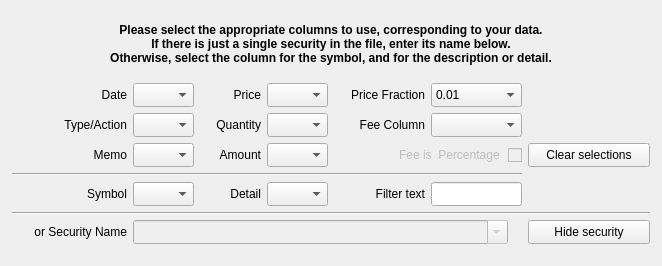
Above: kmymoney/plugins/csvimport/investmentwizardpage.ui from KDE/kmymoney before the change. Below: the same form after it.
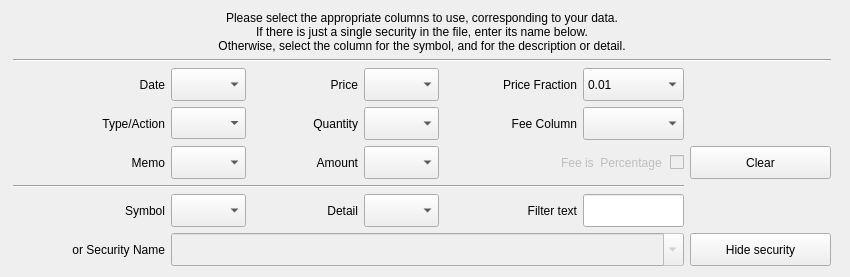
That is the form after the change. Custom widgets are drawn as their Qt base class.

The edit to the form file:
```diff
--- a/kmymoney/plugins/csvimport/investmentwizardpage.ui
+++ b/kmymoney/plugins/csvimport/investmentwizardpage.ui
@@ -6,14 +6,19 @@
    <rect>
     <x>0</x>
     <y>0</y>
-    <width>662</width>
-    <height>266</height>
+    <height>324</height>
    </rect>
   </property>
+  <property name="sizePolicy">
+   <sizepolicy hsizetype="Minimum" vsizetype="Preferred">
+    <horstretch>0</horstretch>
+    <verstretch>0</verstretch>
+   </sizepolicy>
+  </property>
   <property name="minimumSize">
    <size>
-    <width>0</width>
-    <height>190</height>
+    <width>850</width>
+    <height>0</height>
    </size>
   </property>
   <property name="maximumSize">
@@ -25,9 +30,7 @@
   <property name="windowTitle">
    <string>Investment Wizard Page</string>
   </property>
-  <layout class="QGridLayout" name="gridLayout_2">
-   <item row="0" column="0">
-    <layout class="QHBoxLayout" name="horizontalLayout" stretch="1,500,1">
+  <layout class="QHBoxLayout" name="horizontalLayout" stretch="1,500,5">
      <item>
       <spacer name="horizontalSpacer">
        <property name="orientation">
@@ -35,14 +38,14 @@
        </property>
        <property name="sizeHint" stdset="0">
         <size>
-         <width>13</width>
-         <height>243</height>
+       <width>40</width>
+       <height>20</height>
         </size>
        </property>
       </spacer>
      </item>
      <item>
-      <layout class="QVBoxLayout" name="verticalLayout" stretch="10,80">
+    <layout class="QVBoxLayout" name="verticalLayout" stretch="10,3,50">
        <item>
         <widget class="QLabel" name="label">
          <property name="sizePolicy">
@@ -54,17 +57,17 @@
          <property name="maximumSize">
           <size>
            <width>16777215</width>
-           <height>50</height>
+         <height>16777215</height>
           </size>
          </property>
          <property name="font">
           <font>
-           <weight>75</weight>
-           <bold>true</bold>
+         <weight>50</weight>
+         <bold>false</bold>
           </font>
          </property>
          <property name="text">
-          <string>Please select the appropriate columns to use, corresponding to your data. 
+        <string>Please select the appropriate columns to use, corresponding to your data.
 If there is just a single security in the file, enter its name below.
 Otherwise, select the column for the symbol, and for the description or detail.</string>
          </property>
@@ -74,9 +77,142 @@
         </widget>
        </item>
        <item>
-        <layout class="QGridLayout" name="gridLayout" rowstretch="9,9,9,1,9,5,9" columnstretch="23,10,10,10,15,15,20">
-         <item row="4" column="2">
+      <widget class="Line" name="line_3">
+       <property name="orientation">
+        <enum>Qt::Horizontal</enum>
+       </property>
+      </widget>
+     </item>
+     <item>
+      <layout class="QGridLayout" name="gridLayout" rowstretch="10,0,0,0,0,0" columnstretch="15,6,1,8,6,13,10,14">
+       <item row="5" column="0">
+        <widget class="QLabel" name="labelInv_security">
+         <property name="minimumSize">
+          <size>
+           <width>120</width>
+           <height>28</height>
+          </size>
+         </property>
+         <property name="maximumSize">
+          <size>
+           <width>16777215</width>
+           <height>16777215</height>
+          </size>
+         </property>
+         <property name="accessibleName">
+          <string comment="name of security"/>
+         </property>
+         <property name="text">
+          <string>or Security Name</string>
+         </property>
+         <property name="alignment">
+          <set>Qt::AlignRight|Qt::AlignTrailing|Qt::AlignVCenter</set>
+         </property>
+        </widget>
+       </item>
+       <item row="4" column="5">
+        <widget class="QLabel" name="labelInv_FilterText">
+         <property name="minimumSize">
+          <size>
+           <width>80</width>
+           <height>33</height>
+          </size>
+         </property>
+         <property name="text">
+          <string>Filter text</string>
+         </property>
+         <property name="alignment">
+          <set>Qt::AlignRight|Qt::AlignTrailing|Qt::AlignVCenter</set>
+         </property>
+        </widget>
+       </item>
+       <item row="1" column="1">
+        <widget class="KComboBox" name="comboBoxInv_typeCol">
+         <property name="minimumSize">
+          <size>
+           <width>75</width>
+           <height>32</height>
+          </size>
+         </property>
+         <property name="toolTip">
+          <string>Select column containing investment type field.</string>
+         </property>
+         <property name="maxVisibleItems">
+          <number>12</number>
+         </property>
+        </widget>
+       </item>
+       <item row="2" column="1">
+        <widget class="KComboBox" name="comboBoxInv_memoCol">
+         <property name="minimumSize">
+          <size>
+           <width>75</width>
+           <height>33</height>
+          </size>
+         </property>
+         <property name="toolTip">
+          <string>Select column containing memo field.
+More than one column may be entered successively.
+May also be selected to contain a copy of the type or detail column.</string>
+         </property>
+         <property name="maxVisibleItems">
+          <number>12</number>
+         </property>
+        </widget>
+       </item>
+       <item row="4" column="4">
+        <widget class="KComboBox" name="comboBoxInv_detailCol">
+         <property name="minimumSize">
+          <size>
+           <width>75</width>
+           <height>33</height>
+          </size>
+         </property>
+         <property name="toolTip">
+          <string>If a descriptive column contains an activity type, select it here.
+See also Filter text field.</string>
+         </property>
+        </widget>
+       </item>
+       <item row="0" column="2" rowspan="3">
+        <spacer name="verticalSpacer">
+         <property name="orientation">
+          <enum>Qt::Vertical</enum>
+         </property>
+         <property name="sizeHint" stdset="0">
+          <size>
+           <width>20</width>
+           <height>40</height>
+          </size>
+         </property>
+        </spacer>
+       </item>
+       <item row="1" column="6">
+        <widget class="KComboBox" name="comboBoxInv_feeCol">
+         <property name="minimumSize">
+          <size>
+           <width>80</width>
+           <height>33</height>
+          </size>
+         </property>
+         <property name="toolTip">
+          <string>If necessary, select column containing fee.
+Caution. This might already have been
+incorporated into the price.</string>
+         </property>
+         <property name="maxVisibleItems">
+          <number>12</number>
+         </property>
+        </widget>
+       </item>
+       <item row="4" column="3">
           <widget class="QLabel" name="labelInv_detailCol">
+         <property name="minimumSize">
+          <size>
+           <width>0</width>
+           <height>33</height>
+          </size>
+         </property>
            <property name="text">
             <string>Detail</string>
            </property>
@@ -85,90 +221,17 @@
            </property>
           </widget>
          </item>
-         <item row="2" column="2">
-          <widget class="QLabel" name="labelInv_amount">
-           <property name="enabled">
-            <bool>true</bool>
-           </property>
-           <property name="text">
-            <string comment="column for monetary value">Amount</string>
-           </property>
-           <property name="alignment">
-            <set>Qt::AlignRight|Qt::AlignTrailing|Qt::AlignVCenter</set>
-           </property>
-          </widget>
-         </item>
          <item row="1" column="3">
-          <widget class="KComboBox" name="comboBoxInv_quantityCol">
-           <property name="minimumSize">
-            <size>
-             <width>50</width>
-             <height>24</height>
-            </size>
-           </property>
-           <property name="toolTip">
-            <string>Select column containing quantity field.</string>
-           </property>
-           <property name="maxVisibleItems">
-            <number>12</number>
-           </property>
-          </widget>
-         </item>
-         <item row="2" column="3">
-          <widget class="KComboBox" name="comboBoxInv_amountCol">
-           <property name="minimumSize">
-            <size>
-             <width>50</width>
-             <height>24</height>
-            </size>
-           </property>
-           <property name="toolTip">
-            <string>Select column containing amount field.</string>
-           </property>
-           <property name="maxVisibleItems">
-            <number>12</number>
-           </property>
-          </widget>
-         </item>
-         <item row="1" column="5">
-          <widget class="KComboBox" name="comboBoxInv_feeCol">
-           <property name="minimumSize">
-            <size>
-             <width>50</width>
-             <height>24</height>
-            </size>
-           </property>
-           <property name="toolTip">
-            <string>&lt;p align=&quot;center&quot;&gt;If necessary, select column containing fee.  
-Caution. This might already have been 
-incorporated into the price.&lt;/span&gt;&lt;/p&gt;</string>
-           </property>
-           <property name="maxVisibleItems">
-            <number>12</number>
-           </property>
-          </widget>
-         </item>
-         <item row="0" column="1">
-          <widget class="KComboBox" name="comboBoxInv_dateCol">
-           <property name="minimumSize">
-            <size>
-             <width>50</width>
-             <height>24</height>
-            </size>
-           </property>
-           <property name="toolTip">
-            <string>Select column containing date field.</string>
-           </property>
-           <property name="maxVisibleItems">
-            <number>12</number>
-           </property>
-          </widget>
-         </item>
-         <item row="1" column="2">
           <widget class="QLabel" name="labelInv_quantity">
            <property name="enabled">
             <bool>true</bool>
            </property>
+         <property name="minimumSize">
+          <size>
+           <width>0</width>
+           <height>33</height>
+          </size>
+         </property>
            <property name="accessibleName">
             <string comment="column containing quantity field"/>
            </property>
@@ -180,28 +243,12 @@
            </property>
           </widget>
          </item>
-         <item row="1" column="4">
-          <widget class="QLabel" name="labelInv_feeCol">
-           <property name="accessibleName">
-            <string comment="column containing fee field"/>
-           </property>
-           <property name="layoutDirection">
-            <enum>Qt::LeftToRight</enum>
-           </property>
-           <property name="text">
-            <string comment="column containing fee field">Fee Column</string>
-           </property>
-           <property name="alignment">
-            <set>Qt::AlignRight|Qt::AlignTrailing|Qt::AlignVCenter</set>
-           </property>
-          </widget>
-         </item>
-         <item row="2" column="1">
-          <widget class="KComboBox" name="comboBoxInv_memoCol">
+       <item row="2" column="4">
+        <widget class="KComboBox" name="comboBoxInv_amountCol">
            <property name="minimumSize">
             <size>
-             <width>50</width>
-             <height>24</height>
+           <width>75</width>
+           <height>33</height>
             </size>
            </property>
            <property name="toolTip">
@@ -212,12 +259,27 @@
            </property>
           </widget>
          </item>
-         <item row="0" column="5">
+       <item row="4" column="1">
+        <widget class="KComboBox" name="comboBoxInv_symbolCol">
+         <property name="minimumSize">
+          <size>
+           <width>75</width>
+           <height>33</height>
+          </size>
+         </property>
+         <property name="toolTip">
+          <string>If more than one stock is present in the file,
+and if the stock symbols are shown in one of the columns,
+select it here.</string>
+         </property>
+        </widget>
+       </item>
+       <item row="0" column="6">
           <widget class="KComboBox" name="comboBoxInv_priceFraction">
            <property name="minimumSize">
             <size>
-             <width>50</width>
-             <height>24</height>
+           <width>80</width>
+           <height>33</height>
             </size>
            </property>
            <property name="toolTip">
@@ -253,86 +315,28 @@
            </item>
           </widget>
          </item>
-         <item row="0" column="3">
-          <widget class="KComboBox" name="comboBoxInv_priceCol">
-           <property name="minimumSize">
-            <size>
-             <width>50</width>
-             <height>24</height>
-            </size>
-           </property>
+       <item row="0" column="0">
+        <widget class="QLabel" name="labelInv_date">
            <property name="toolTip">
-            <string>Select column containing price field.</string>
-           </property>
-           <property name="maxVisibleItems">
-            <number>12</number>
-           </property>
-          </widget>
-         </item>
-         <item row="5" column="0" colspan="7">
-          <widget class="Line" name="line_2">
-           <property name="minimumSize">
-            <size>
-             <width>620</width>
-             <height>2</height>
-            </size>
-           </property>
-           <property name="orientation">
-            <enum>Qt::Horizontal</enum>
-           </property>
-          </widget>
-         </item>
-         <item row="6" column="6">
-          <widget class="KPushButton" name="buttonInv_hideSecurity">
-           <property name="minimumSize">
-            <size>
-             <width>100</width>
-             <height>24</height>
-            </size>
-           </property>
-           <property name="maximumSize">
-            <size>
-             <width>16777215</width>
-             <height>16777215</height>
-            </size>
-           </property>
-           <property name="toolTip">
-            <string>&lt;p align=&quot;center&quot;&gt;Remove security name from selection list. &lt;br&gt; It does not affect the underlying security itself.</string>
-           </property>
-           <property name="statusTip">
-            <string/>
-           </property>
-           <property name="text">
-            <string>Hide security</string>
-           </property>
-          </widget>
-         </item>
-         <item row="3" column="0" colspan="6">
-          <widget class="Line" name="line">
-           <property name="orientation">
-            <enum>Qt::Horizontal</enum>
-           </property>
-          </widget>
-         </item>
-         <item row="1" column="0">
-          <widget class="QLabel" name="labelInv_type">
+          <string comment="verb, Select column containing date field">Select column containing date field</string>
+         </property>
            <property name="accessibleName">
             <string comment="column containing investment type/action field"/>
            </property>
            <property name="text">
-            <string comment="column containing investment type/action field">Type/Action</string>
+          <string>Date</string>
            </property>
            <property name="alignment">
             <set>Qt::AlignRight|Qt::AlignTrailing|Qt::AlignVCenter</set>
            </property>
           </widget>
          </item>
-         <item row="4" column="5">
+       <item row="4" column="6">
           <widget class="KLineEdit" name="lineEdit_filter">
            <property name="minimumSize">
             <size>
-             <width>50</width>
-             <height>24</height>
+           <width>80</width>
+           <height>33</height>
             </size>
            </property>
            <property name="toolTip">
@@ -343,23 +347,35 @@
            </property>
           </widget>
          </item>
-         <item row="2" column="6">
-          <widget class="KPushButton" name="button_clear">
+       <item row="0" column="3">
+        <widget class="QLabel" name="labelInv_price">
+         <property name="enabled">
+          <bool>true</bool>
+         </property>
            <property name="minimumSize">
             <size>
-             <width>100</width>
-             <height>24</height>
-            </size>
-           </property>
-           <property name="toolTip">
-            <string>Clear selected column entries.</string>
+           <width>50</width>
+           <height>33</height>
+          </size>
+         </property>
+         <property name="maximumSize">
+          <size>
+           <width>16777215</width>
+           <height>16777215</height>
+          </size>
+         </property>
+         <property name="accessibleName">
+          <string comment="column containing price field"/>
            </property>
            <property name="text">
-            <string comment="verb, to clear selected columns">Clear selections</string>
+          <string>Price</string>
+         </property>
+         <property name="alignment">
+          <set>Qt::AlignRight|Qt::AlignTrailing|Qt::AlignVCenter</set>
            </property>
           </widget>
          </item>
-         <item row="6" column="1" colspan="5">
+       <item row="5" column="1" colspan="6">
           <widget class="KComboBox" name="comboBoxInv_securityName">
            <property name="enabled">
             <bool>false</bool>
@@ -367,18 +383,18 @@
            <property name="minimumSize">
             <size>
              <width>0</width>
-             <height>24</height>
+           <height>33</height>
             </size>
            </property>
            <property name="maximumSize">
             <size>
-             <width>375</width>
+           <width>545</width>
              <height>16777215</height>
             </size>
            </property>
            <property name="font">
             <font>
-             <pointsize>9</pointsize>
+           <pointsize>11</pointsize>
             </font>
            </property>
            <property name="toolTip">
@@ -399,182 +415,42 @@
            </property>
           </widget>
          </item>
-         <item row="4" column="1">
-          <widget class="KComboBox" name="comboBoxInv_symbolCol">
-           <property name="minimumSize">
-            <size>
-             <width>50</width>
-             <height>24</height>
-            </size>
-           </property>
-           <property name="toolTip">
-            <string>&lt;p align=&quot;center&quot; &gt;If more than one stock is present in the file, and if the stock symbols&lt;br/&gt; are shown in one of the columns, select it here. &lt;/p&gt;</string>
-           </property>
-          </widget>
-         </item>
-         <item row="0" column="4">
-          <widget class="QLabel" name="labelInv_priceFraction">
-           <property name="minimumSize">
-            <size>
-             <width>85</width>
-             <height>0</height>
-            </size>
-           </property>
-           <property name="maximumSize">
-            <size>
-             <width>100</width>
-             <height>16777215</height>
-            </size>
-           </property>
-           <property name="accessibleName">
-            <string comment="noun, conversion factor to align pricing in the imported file with KMM's internal prices."/>
-           </property>
-           <property name="text">
-            <string comment="noun, conversion fraction/multiplier to use to make compatible the csv pricing with KMM pricing.">Price Fraction</string>
-           </property>
-           <property name="alignment">
-            <set>Qt::AlignRight|Qt::AlignTrailing|Qt::AlignVCenter</set>
-           </property>
-          </widget>
-         </item>
-         <item row="0" column="2">
-          <widget class="QLabel" name="labelInv_price">
+       <item row="2" column="3">
+        <widget class="QLabel" name="labelInv_amount">
            <property name="enabled">
             <bool>true</bool>
            </property>
            <property name="minimumSize">
             <size>
-             <width>50</width>
-             <height>0</height>
-            </size>
-           </property>
-           <property name="maximumSize">
-            <size>
-             <width>100</width>
-             <height>16777215</height>
-            </size>
-           </property>
-           <property name="accessibleName">
-            <string comment="column containing price field"/>
-           </property>
+           <width>0</width>
+           <height>33</height>
+          </size>
+         </property>
            <property name="text">
-            <string>Price</string>
+          <string comment="column for monetary value">Amount</string>
            </property>
            <property name="alignment">
             <set>Qt::AlignRight|Qt::AlignTrailing|Qt::AlignVCenter</set>
            </property>
           </widget>
          </item>
-         <item row="4" column="0">
-          <widget class="QLabel" name="labelInv_symbolCol">
-           <property name="text">
-            <string>Symbol</string>
-           </property>
-           <property name="alignment">
-            <set>Qt::AlignRight|Qt::AlignTrailing|Qt::AlignVCenter</set>
-           </property>
-          </widget>
-         </item>
-         <item row="4" column="3">
-          <widget class="KComboBox" name="comboBoxInv_detailCol">
+       <item row="1" column="4">
+        <widget class="KComboBox" name="comboBoxInv_quantityCol">
            <property name="minimumSize">
             <size>
-             <width>50</width>
-             <height>24</height>
+           <width>75</width>
+           <height>33</height>
             </size>
            </property>
            <property name="toolTip">
-            <string>&lt;p align=&quot;center&quot; &gt;If a descriptive column contains an activity type, select it here.&lt;br /&gt; See also Filter text field.&lt;/p&gt;</string>
-           </property>
-          </widget>
-         </item>
-         <item row="0" column="0">
-          <widget class="QLabel" name="labelInv_date">
-           <property name="toolTip">
-            <string comment="verb, Select column containing date field">Select column containing date field</string>
-           </property>
-           <property name="accessibleName">
-            <string comment="column containing date field"/>
-           </property>
-           <property name="text">
-            <string>Date</string>
-           </property>
-           <property name="alignment">
-            <set>Qt::AlignRight|Qt::AlignTrailing|Qt::AlignVCenter</set>
-           </property>
-          </widget>
-         </item>
-         <item row="4" column="4">
-          <widget class="QLabel" name="labelInv_FilterText">
-           <property name="minimumSize">
-            <size>
-             <width>80</width>
-             <height>0</height>
-            </size>
-           </property>
-           <property name="text">
-            <string>Filter text</string>
-           </property>
-           <property name="alignment">
-            <set>Qt::AlignRight|Qt::AlignTrailing|Qt::AlignVCenter</set>
-           </property>
-          </widget>
-         </item>
-         <item row="6" column="0">
-          <widget class="QLabel" name="labelInv_security">
-           <property name="minimumSize">
-            <size>
-             <width>100</width>
-             <height>20</height>
-            </size>
-           </property>
-           <property name="maximumSize">
-            <size>
-             <width>115</width>
-             <height>20</height>
-            </size>
-           </property>
-           <property name="accessibleName">
-            <string comment="name of security"/>
-           </property>
-           <property name="text">
-            <string>or Security Name</string>
-           </property>
-           <property name="alignment">
-            <set>Qt::AlignRight|Qt::AlignTrailing|Qt::AlignVCenter</set>
-           </property>
-          </widget>
-         </item>
-         <item row="2" column="0">
-          <widget class="QLabel" name="labelInv_memo">
-           <property name="accessibleName">
-            <string comment="column containing memo field"/>
-           </property>
-           <property name="text">
-            <string>Memo</string>
-           </property>
-           <property name="alignment">
-            <set>Qt::AlignRight|Qt::AlignTrailing|Qt::AlignVCenter</set>
-           </property>
-          </widget>
-         </item>
-         <item row="1" column="1">
-          <widget class="KComboBox" name="comboBoxInv_typeCol">
-           <property name="minimumSize">
-            <size>
-             <width>50</width>
-             <height>24</height>
-            </size>
-           </property>
-           <property name="toolTip">
-            <string>Select column containing investment type field.</string>
+          <string>Select column containing quantity field.</string>
            </property>
            <property name="maxVisibleItems">
             <number>12</number>
            </property>
           </widget>
          </item>
-         <item row="2" column="4" colspan="2">
+       <item row="2" column="5" colspan="2">
           <widget class="QCheckBox" name="checkBoxInv_feeType">
            <property name="enabled">
             <bool>false</bool>
@@ -582,7 +458,7 @@
            <property name="minimumSize">
             <size>
              <width>0</width>
-             <height>0</height>
+           <height>33</height>
             </size>
            </property>
            <property name="toolTip">
@@ -599,6 +475,170 @@
            </property>
           </widget>
          </item>
+       <item row="3" column="0" colspan="7">
+        <widget class="Line" name="line">
+         <property name="orientation">
+          <enum>Qt::Horizontal</enum>
+         </property>
+        </widget>
+       </item>
+       <item row="2" column="0">
+        <widget class="QLabel" name="labelInv_memo">
+         <property name="accessibleName">
+          <string comment="column containing memo field"/>
+         </property>
+         <property name="text">
+          <string>Memo</string>
+         </property>
+         <property name="alignment">
+          <set>Qt::AlignRight|Qt::AlignTrailing|Qt::AlignVCenter</set>
+         </property>
+        </widget>
+       </item>
+       <item row="1" column="5">
+        <widget class="QLabel" name="labelInv_feeCol">
+         <property name="minimumSize">
+          <size>
+           <width>0</width>
+           <height>33</height>
+          </size>
+         </property>
+         <property name="accessibleName">
+          <string comment="column containing fee field"/>
+         </property>
+         <property name="layoutDirection">
+          <enum>Qt::LeftToRight</enum>
+         </property>
+         <property name="text">
+          <string comment="column containing fee field">Fee Column</string>
+         </property>
+         <property name="alignment">
+          <set>Qt::AlignRight|Qt::AlignTrailing|Qt::AlignVCenter</set>
+         </property>
+        </widget>
+       </item>
+       <item row="0" column="1">
+        <widget class="KComboBox" name="comboBoxInv_dateCol">
+         <property name="minimumSize">
+          <size>
+           <width>75</width>
+           <height>33</height>
+          </size>
+         </property>
+         <property name="toolTip">
+          <string>Select column containing date field.</string>
+         </property>
+         <property name="maxVisibleItems">
+          <number>12</number>
+         </property>
+        </widget>
+       </item>
+       <item row="4" column="0">
+        <widget class="QLabel" name="labelInv_symbolCol">
+         <property name="text">
+          <string>Symbol</string>
+         </property>
+         <property name="alignment">
+          <set>Qt::AlignRight|Qt::AlignTrailing|Qt::AlignVCenter</set>
+         </property>
+        </widget>
+       </item>
+       <item row="0" column="4">
+        <widget class="KComboBox" name="comboBoxInv_priceCol">
+         <property name="minimumSize">
+          <size>
+           <width>75</width>
+           <height>33</height>
+          </size>
+         </property>
+         <property name="toolTip">
+          <string>Select column containing price field.</string>
+         </property>
+         <property name="maxVisibleItems">
+          <number>12</number>
+         </property>
+        </widget>
+       </item>
+       <item row="1" column="0">
+        <widget class="QLabel" name="labelInv_type">
+         <property name="accessibleName">
+          <string comment="column containing investment type/action field"/>
+         </property>
+         <property name="text">
+          <string comment="column containing investment type/action field">Type/Action</string>
+         </property>
+         <property name="alignment">
+          <set>Qt::AlignRight|Qt::AlignTrailing|Qt::AlignVCenter</set>
+         </property>
+        </widget>
+       </item>
+       <item row="5" column="7">
+        <widget class="KPushButton" name="buttonInv_hideSecurity">
+         <property name="minimumSize">
+          <size>
+           <width>130</width>
+           <height>33</height>
+          </size>
+         </property>
+         <property name="maximumSize">
+          <size>
+           <width>16777215</width>
+           <height>16777215</height>
+          </size>
+         </property>
+         <property name="toolTip">
+          <string>Remove security name from selection list.
+It does not affect the underlying security itself.</string>
+         </property>
+         <property name="statusTip">
+          <string/>
+         </property>
+         <property name="text">
+          <string>Hide security</string>
+         </property>
+        </widget>
+       </item>
+       <item row="2" column="7">
+        <widget class="KPushButton" name="button_clear">
+         <property name="minimumSize">
+          <size>
+           <width>100</width>
+           <height>33</height>
+          </size>
+         </property>
+         <property name="toolTip">
+          <string>Clear selected column entries.</string>
+         </property>
+         <property name="text">
+          <string comment="verb, to clear selected columns">Clear</string>
+         </property>
+        </widget>
+       </item>
+       <item row="0" column="5">
+        <widget class="QLabel" name="labelInv_priceFraction">
+         <property name="minimumSize">
+          <size>
+           <width>90</width>
+           <height>33</height>
+          </size>
+         </property>
+         <property name="maximumSize">
+          <size>
+           <width>16777215</width>
+           <height>16777215</height>
+          </size>
+         </property>
+         <property name="accessibleName">
+          <string comment="noun, conversion factor to align pricing in the imported file with KMM's internal prices."/>
+         </property>
+         <property name="text">
+          <string comment="noun, conversion fraction/multiplier to use to make compatible the csv pricing with KMM pricing.">Price Fraction</string>
+         </property>
+         <property name="alignment">
+          <set>Qt::AlignRight|Qt::AlignTrailing|Qt::AlignVCenter</set>
+         </property>
+        </widget>
+       </item>
         </layout>
        </item>
       </layout>
@@ -610,13 +650,11 @@
        </property>
        <property name="sizeHint" stdset="0">
         <size>
-         <width>13</width>
-         <height>243</height>
+       <width>40</width>
+       <height>20</height>
         </size>
        </property>
       </spacer>
-     </item>
-    </layout>
    </item>
   </layout>
  </widget>
```
Left out of the diff: 16 changed lines with no effect on the pictures. Lines whose indentation alone changed are shown as unchanged.
